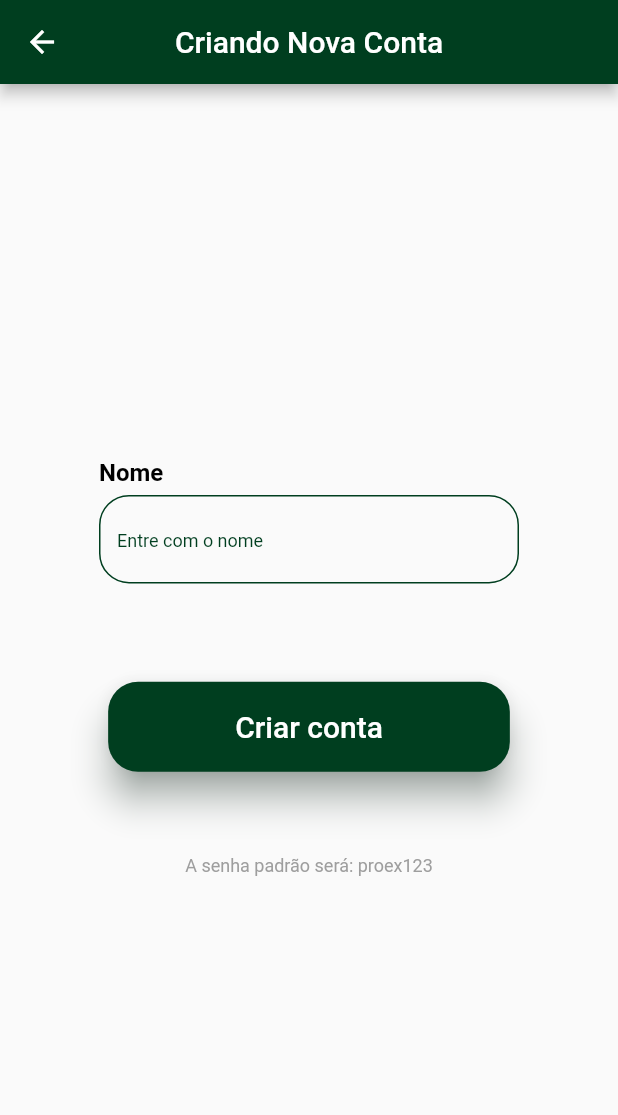
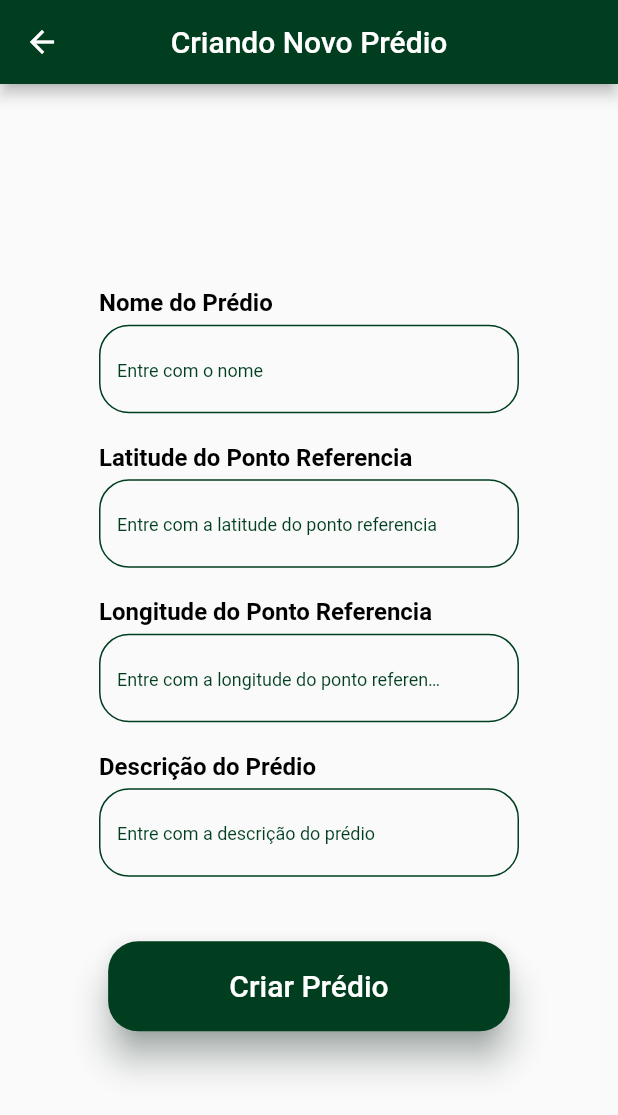
Before and after one commit to marcos-bah/modulo1_deficientes_visuais_proex, a Flutter app: the BuilderView screen opened directly, on a phone screen of 412 x 824 dp. Shown: the top 1115 px of the screen. Run offline on Flutter 3.47's test engine with Material 2 defaults, Android fonts, the light colour scheme and no system bars; our stand-ins replace dio, rx_notifier; accounts and stored records are empty; Roboto replaces fonts that are missing (Manrope).

Commit message:
[ADD] Adicionando view completa

```diff
--- a/lib/src/app/app.widget.dart
+++ b/lib/src/app/app.widget.dart
@@ -1,4 +1,5 @@
 import 'package:flutter/material.dart';
+import 'package:modulo1_deficientes_visuais_proex/src/features/builder/builder.view.dart';
 import 'package:modulo1_deficientes_visuais_proex/src/features/home/home.view.dart';
 import 'package:modulo1_deficientes_visuais_proex/src/features/about/about.view.dart';
 import 'package:modulo1_deficientes_visuais_proex/src/features/create-account/create_account.view.dart';
@@ -17,7 +18,7 @@ class AppWidget extends StatelessWidget {
       theme: ThemeData(
         primarySwatch: Colors.green,
       ),
-      initialRoute: "/edit-account",
+      initialRoute: "/builder",
       routes: {
         "/": (context) => CreateAccountView(),
         "/login": (context) => LoginView(),
@@ -26,6 +27,7 @@ class AppWidget extends StatelessWidget {
         "/create-account": (context) => CreateAccountView(),
         "/edit-account": (context) => EditAccountView(),
         "/about": (context) => AboutView(),
+        "/builder": (context) => BuilderView(),
       },
     );
   }
--- a/lib/src/features/builder/builder.controller.dart
+++ b/lib/src/features/builder/builder.controller.dart
@@ -42,4 +42,10 @@ class BuilderController {
   TextEditingController latEditingController = TextEditingController();
   TextEditingController lonEditingController = TextEditingController();
   TextEditingController descriptionEditingController = TextEditingController();
+
+  String? validator(String value) {
+    if (value.isEmpty) return "Campo vazio";
+    if (value.length < 6) return "Campo muito pequeno";
+    return null;
+  }
 }
--- a/lib/src/features/builder/builder.view.dart
+++ b/lib/src/features/builder/builder.view.dart
@@ -2,7 +2,6 @@ import 'package:flutter/material.dart';
 import 'package:modulo1_deficientes_visuais_proex/src/app/app.color.dart';
 import 'package:modulo1_deficientes_visuais_proex/src/features/builder/builder.controller.dart';
 import 'package:modulo1_deficientes_visuais_proex/src/features/shared/button_submit.widget.dart';
-import 'package:modulo1_deficientes_visuais_proex/src/features/shared/dropdown_button.widget.dart';
 import 'package:modulo1_deficientes_visuais_proex/src/features/shared/form_field.widget.dart';
 import 'package:rx_notifier/rx_notifier.dart';
 
@@ -22,7 +21,7 @@ class _BuilderViewState extends State<BuilderView> {
     Size size = MediaQuery.of(context).size;
     return Scaffold(
       appBar: AppBar(
-        title: Text("Criando Nova Conta"),
+        title: Text("Criando Novo Prédio"),
         centerTitle: true,
         backgroundColor: AppColors.primary,
       ),
@@ -40,17 +39,41 @@ class _BuilderViewState extends State<BuilderView> {
                     flex: 5,
                   ),
                   FormFieldWidget(
-                    title: "Nome",
+                    title: "Nome do Prédio",
                     description: "Entre com o nome",
-                    validator: (String value) {
-                      if (value.isEmpty) return "Campo vazio";
-                      if (value.length < 6) return "Campo muito pequeno";
-                      return null;
-                    },
+                    validator: controller.validator,
                     controller: controller.nameEditingController,
                     onChanged: controller.setName,
                     icon: SizedBox(),
-                    keyboardType: TextInputType.emailAddress,
+                    keyboardType: TextInputType.name,
+                  ),
+                  FormFieldWidget(
+                    title: "Latitude do Ponto Referencia",
+                    description: "Entre com a latitude do ponto referencia",
+                    validator: controller.validator,
+                    controller: controller.latEditingController,
+                    onChanged: controller.setLat,
+                    icon: SizedBox(),
+                    keyboardType: TextInputType.number,
+                  ),
+                  FormFieldWidget(
+                    title: "Longitude do Ponto Referencia",
+                    description: "Entre com a longitude do ponto referencia",
+                    validator: controller.validator,
+                    controller: controller.lonEditingController,
+                    onChanged: controller.setLon,
+                    icon: SizedBox(),
+                    keyboardType: TextInputType.number,
+                  ),
+                  FormFieldWidget(
+                    title: "Descrição do Prédio",
+                    description: "Entre com a descrição do prédio",
+                    validator: controller.validator,
+                    controller: controller.descriptionEditingController,
+                    onChanged: controller.setDescription,
+                    icon: SizedBox(),
+                    keyboardType: TextInputType.multiline,
+                    maxLines: null,
                   ),
                   Spacer(
                     flex: 1,
@@ -60,24 +83,12 @@ class _BuilderViewState extends State<BuilderView> {
                       return controller.getIsLoading
                           ? CircularProgressIndicator()
                           : ButtonSubmitWidget(
-                              textButton: "Criar conta",
+                              textButton: "Criar Prédio",
                               onPressed: () {
                                 if (_formKey.currentState!.validate()) {}
                               },
                             );
                     },
-                  ),
-                  Spacer(
-                    flex: 1,
-                  ),
-                  Text(
-                    "A senha padrão será: proex123",
-                    style: TextStyle(
-                      fontSize: 12,
-                      fontWeight: FontWeight.w400,
-                      color: Colors.grey,
-                    ),
-                    textAlign: TextAlign.center,
                   ),
                   Spacer(
                     flex: 5,
--- a/lib/src/features/shared/form_field.widget.dart
+++ b/lib/src/features/shared/form_field.widget.dart
@@ -9,7 +9,7 @@ class FormFieldWidget extends StatefulWidget {
   final TextInputType keyboardType;
   final TextEditingController controller;
   final bool obscure;
-  final int maxLines;
+  final int? maxLines;
   final AutovalidateMode auto;
   final Widget icon;
 
```
